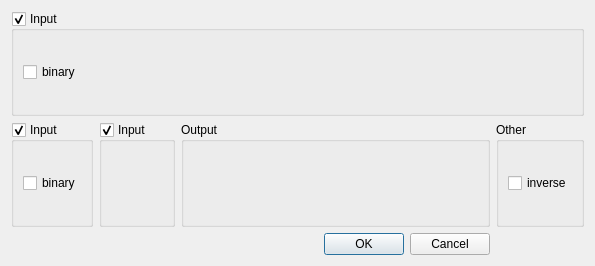
First picture: the form in wlqt/form/wlwhellwidget.ui, repository wldevru/src, before the edit.
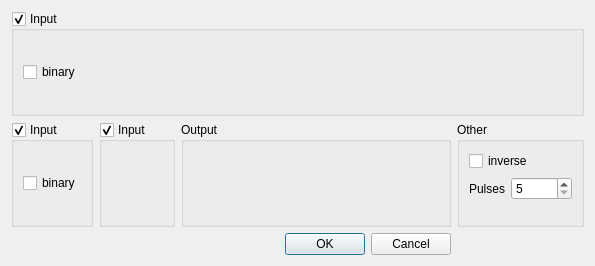
Second picture: the form after the edit. Custom widgets are drawn as their Qt base class.

Diff of the .ui file:
```diff
--- a/wlqt/form/wlwhellwidget.ui
+++ b/wlqt/form/wlwhellwidget.ui
@@ -32,8 +32,47 @@
       <string>Other</string>
      </property>
      <layout class="QGridLayout" name="gridLayout">
-      <item row="0" column="0">
+      <item row="1" column="1">
+       <widget class="QSpinBox" name="sbPulses">
+        <property name="minimum">
+         <number>5</number>
+        </property>
+        <property name="maximum">
+         <number>20000</number>
+        </property>
+       </widget>
+      </item>
+      <item row="1" column="0">
+       <widget class="QLabel" name="label">
+        <property name="sizePolicy">
+         <sizepolicy hsizetype="Minimum" vsizetype="Preferred">
+          <horstretch>0</horstretch>
+          <verstretch>0</verstretch>
+         </sizepolicy>
+        </property>
+        <property name="text">
+         <string>Pulses</string>
+        </property>
+       </widget>
+      </item>
+      <item row="2" column="0" colspan="2">
+       <widget class="WLEditIOWidget" name="encoder" native="true">
+        <property name="sizePolicy">
+         <sizepolicy hsizetype="Minimum" vsizetype="Preferred">
+          <horstretch>0</horstretch>
+          <verstretch>0</verstretch>
+         </sizepolicy>
+        </property>
+       </widget>
+      </item>
+      <item row="0" column="0" colspan="2">
        <widget class="QCheckBox" name="cbInv">
+        <property name="sizePolicy">
+         <sizepolicy hsizetype="Minimum" vsizetype="Fixed">
+          <horstretch>0</horstretch>
+          <verstretch>0</verstretch>
+         </sizepolicy>
+        </property>
         <property name="text">
          <string>inverse</string>
         </property>
```
